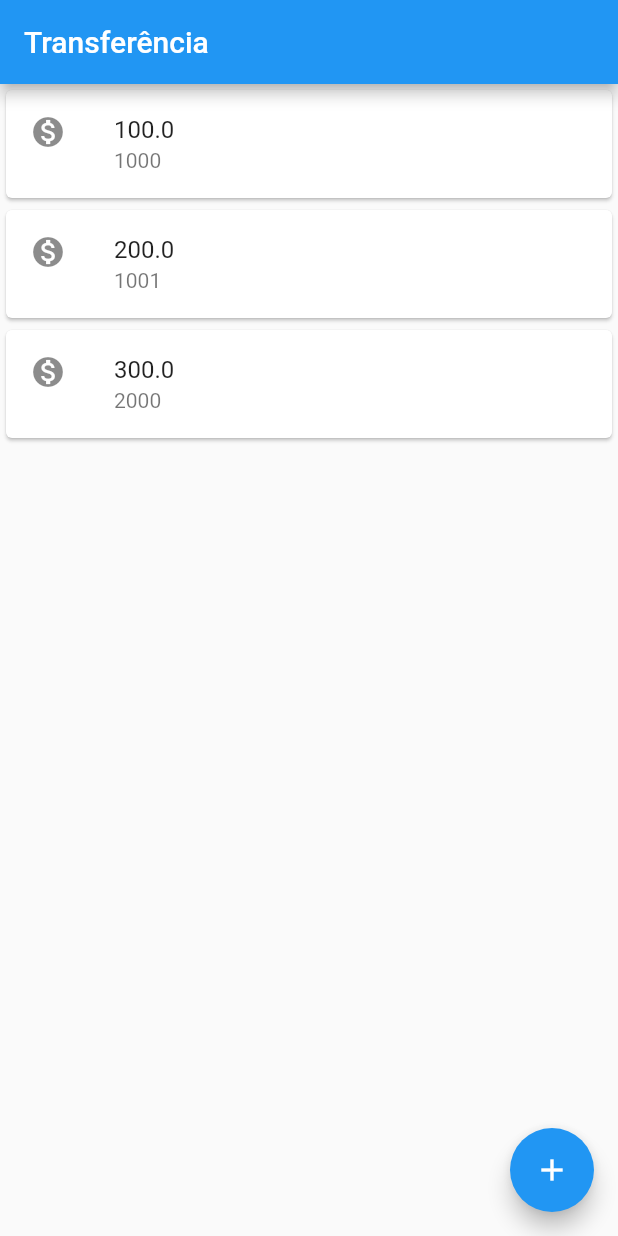
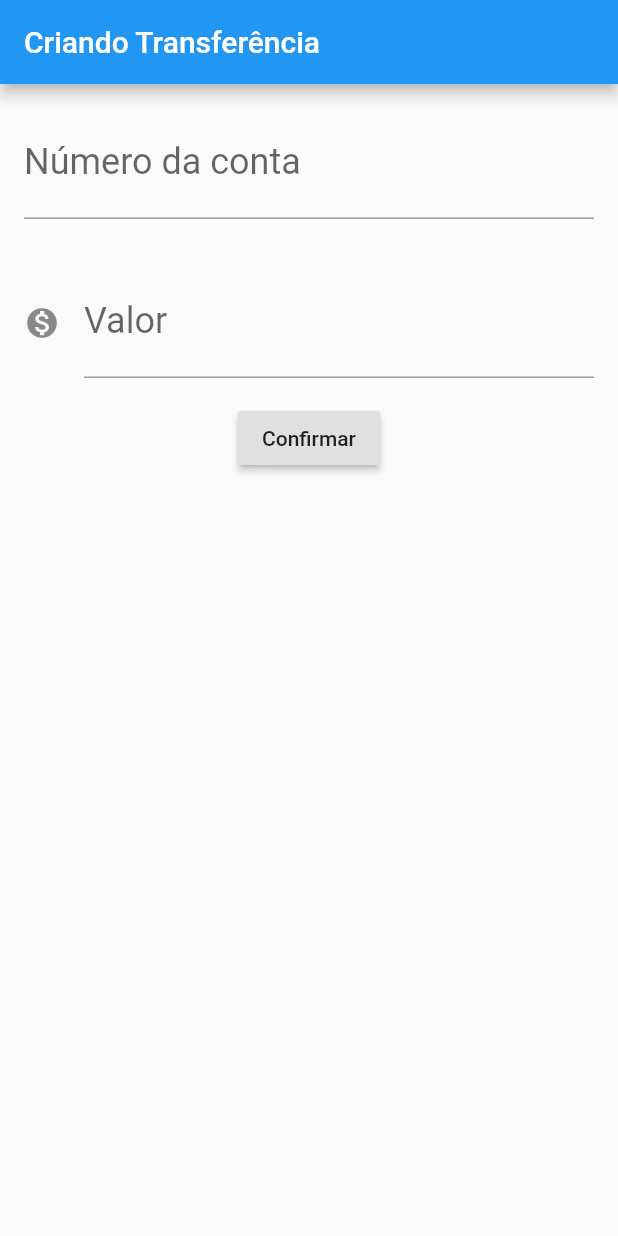
Before and after one commit to gabrieldarlandev/projeto-flutter-bytebank, a Flutter app: the screen it shows after launch, on a phone screen of 412 x 824 dp. Run offline on Flutter 3.47's test engine with Material 2 defaults, Android fonts, the phone set to English and light mode, and no system bars.

Commit message:
01-cap03-completo

```diff
--- a/lib/main.dart
+++ b/lib/main.dart
@@ -1,32 +1,99 @@
 import 'package:flutter/material.dart';
 
-void main() => runApp(
-      MaterialApp(
-        debugShowCheckedModeBanner: false,
-        home: Scaffold(
-          body: ListaTransferencias(),
-          appBar: AppBar(
-            title: Text('Transferência'),
-          ),
-          floatingActionButton: FloatingActionButton(
-            onPressed: () {},
-            child: Icon(
-              Icons.add,
+void main() => runApp(BytebankApp());
+
+class BytebankApp extends StatelessWidget {
+  @override
+  Widget build(BuildContext context) {
+    return MaterialApp(
+      debugShowCheckedModeBanner: false,
+      home: Scaffold(
+        body: FormularioTransferencia(),
+      ),
+    );
+  }
+}
+
+class FormularioTransferencia extends StatelessWidget {
+  final TextEditingController _controladorCampoNumeroConta =
+      TextEditingController();
+  final TextEditingController _controladorCampoValor = TextEditingController();
+
+  @override
+  Widget build(BuildContext context) {
+    return Scaffold(
+      appBar: AppBar(
+        title: Text('Criando Transferência'),
+      ),
+      body: Column(
+        children: [
+          Padding(
+            padding: const EdgeInsets.all(16.0),
+            child: TextField(
+              controller: _controladorCampoNumeroConta,
+              keyboardType: TextInputType.number,
+              style: TextStyle(
+                fontSize: 24.0,
+              ),
+              decoration: InputDecoration(
+                labelText: 'Número da conta',
+                hintText: '0000',
+              ),
             ),
           ),
-        ),
+          Padding(
+            padding: const EdgeInsets.all(16.0),
+            child: TextField(
+              controller: _controladorCampoValor,
+              keyboardType: TextInputType.number,
+              style: TextStyle(
+                fontSize: 24.0,
+              ),
+              decoration: InputDecoration(
+                  labelText: 'Valor',
+                  hintText: '0.00',
+                  icon: Icon(Icons.monetization_on)),
+            ),
+          ),
+          RaisedButton(
+            child: Text('Confirmar'),
+            onPressed: () {
+              debugPrint('clicou no confirmar');
+              final int numeroConta =
+                  int.tryParse(_controladorCampoNumeroConta.text);
+              final double valor = double.tryParse(_controladorCampoValor.text);
+              if (numeroConta != null && valor != null) {
+                final transferenciaCriada = Transferencia(valor, numeroConta);
+                debugPrint('$transferenciaCriada');
+              }
+            },
+          ),
+        ],
       ),
     );
+  }
+}
 
 class ListaTransferencias extends StatelessWidget {
   @override
   Widget build(BuildContext context) {
-    return Column(
-      children: [
-        ItemTransferencia(Transferencia(100.0, 1000)),
-        ItemTransferencia(Transferencia(200.0, 1001)),
-        ItemTransferencia(Transferencia(300.0, 2000)),
-      ],
+    return Scaffold(
+      appBar: AppBar(
+        title: Text('Transferência'),
+      ),
+      body: Column(
+        children: [
+          ItemTransferencia(Transferencia(100.0, 1000)),
+          ItemTransferencia(Transferencia(200.0, 1001)),
+          ItemTransferencia(Transferencia(300.0, 2000)),
+        ],
+      ),
+      floatingActionButton: FloatingActionButton(
+        onPressed: () {},
+        child: Icon(
+          Icons.add,
+        ),
+      ),
     );
   }
 }
@@ -52,5 +119,11 @@ class Transferencia {
   final double valor;
   final int numeroConta;
 
+
+  @override
+  String toString() {
+    return 'Transferencia{valor: $valor, numeroConta: $numeroConta}';
+  }
+
   Transferencia(this.valor, this.numeroConta);
 }
```
